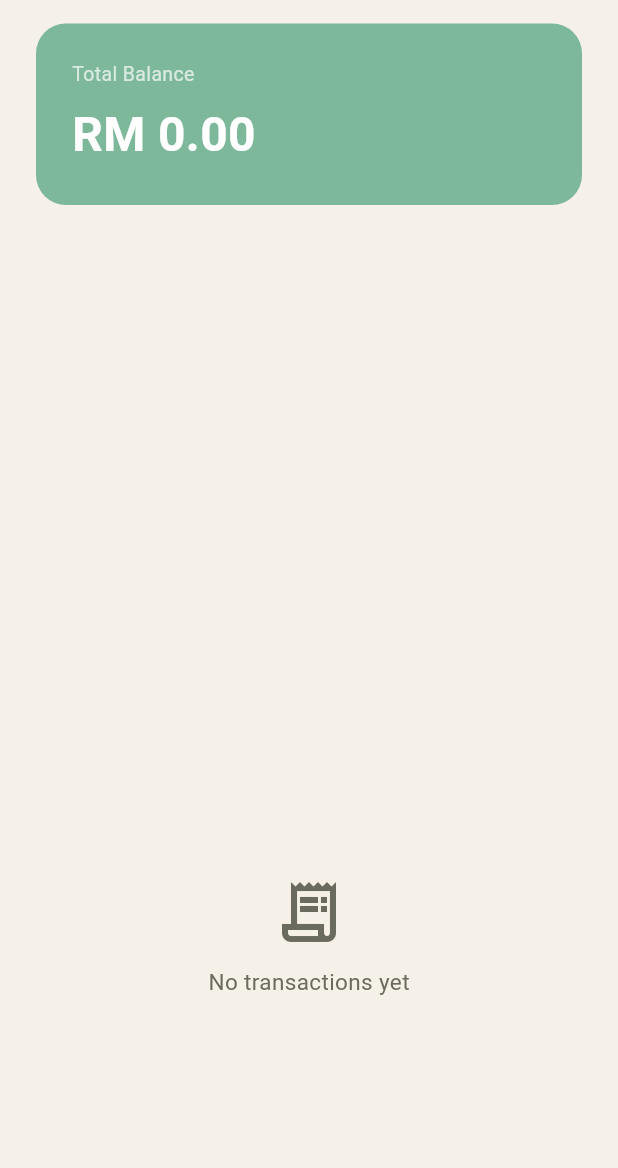
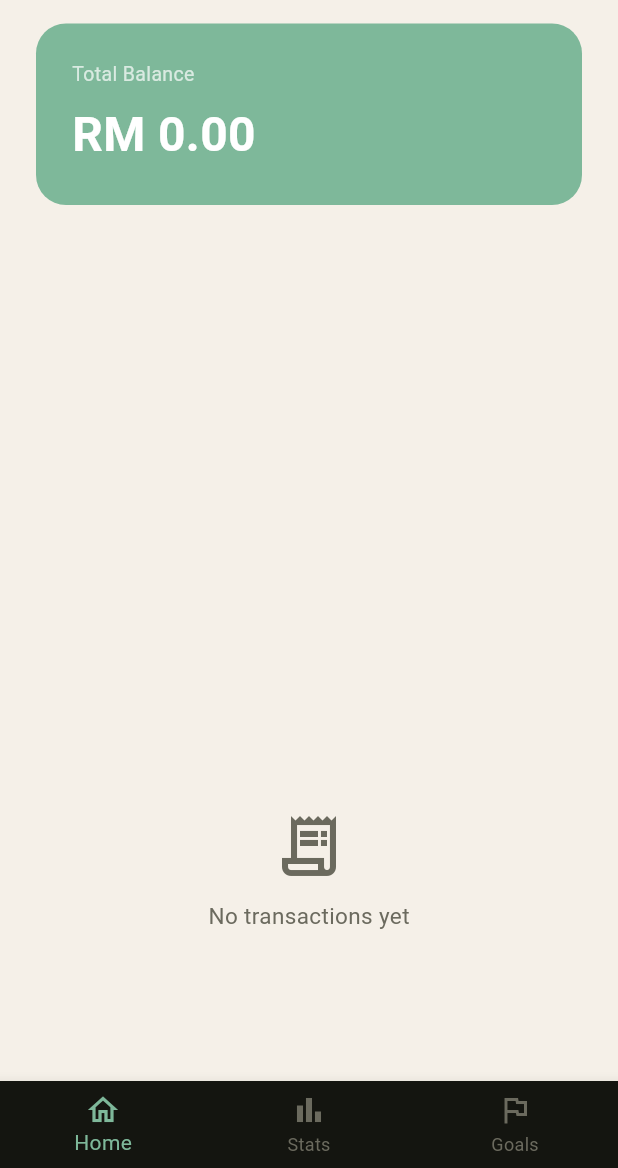
Before and after one commit to SalientHeroes/smart-finance-tracker, a Flutter app: the screen it shows after launch, on a phone screen of 412 x 824 dp, the part 68-1236 px from its top. Run offline on Flutter 3.47's test engine with Material 3 defaults, Android fonts, the phone set to English and light mode, and no system bars; our stand-ins replace flutter_riverpod; Roboto replaces fonts that are missing (Nunito, SpaceMono).

Commit message:
Phase 5: Home screen complete - transaction tiles, bottom nav, dynamic balance

```diff
--- a/lib/screens/home_screen.dart
+++ b/lib/screens/home_screen.dart
@@ -3,6 +3,7 @@ import 'package:flutter_riverpod/flutter_riverpod.dart';
 import '../theme/app_theme.dart';
 import '../providers/accounts_provider.dart';
 import '../providers/transactions_provider.dart';
+import '../widgets/transaction_tile.dart';
 
 class HomeScreen extends ConsumerWidget {
   const HomeScreen({super.key});
@@ -85,8 +86,10 @@ class HomeScreen extends ConsumerWidget {
             Expanded(
               child: ListView.builder(
                 padding: const EdgeInsets.symmetric(horizontal: 24),
-                itemCount: 0,
-                itemBuilder: (context, index) => const SizedBox(),
+                itemCount: transactions.length,
+                itemBuilder: (context, index) => TransactionTile(
+                  transaction: transactions[index],
+                ),
               ),
             ),
 
@@ -118,6 +121,27 @@ class HomeScreen extends ConsumerWidget {
           ],
         ),
       ),
+
+      bottomNavigationBar: BottomNavigationBar(
+        backgroundColor: AppTheme.cardDark,
+        selectedItemColor: AppTheme.primaryColor,
+        unselectedItemColor: AppTheme.subtextColor,
+        currentIndex: 0,
+        items: const [
+          BottomNavigationBarItem(
+            icon: Icon(Icons.home_outlined),
+            label: 'Home',
+          ),
+          BottomNavigationBarItem(
+            icon: Icon(Icons.bar_chart_outlined),
+            label: 'Stats',
+          ),
+          BottomNavigationBarItem(
+            icon: Icon(Icons.flag_outlined),
+            label: 'Goals',
+          ),
+        ],
+      ),
     );
   }
 }
```
Also changed, not shown: lib/widgets/transaction_tile.dart (added, +46 -0 lines).
